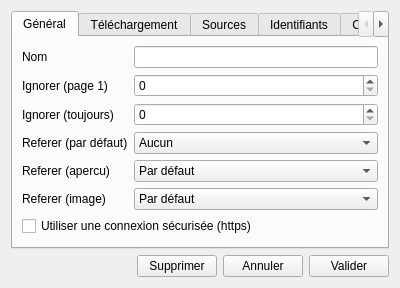
The window that ui/sourcessettingswindow.ui (Bionus/imgbrd-grabber) describes before a commit, drawn with Qt 5.
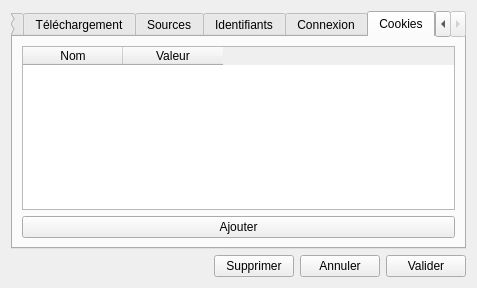
The same window after the commit. The open tabs and pages were chosen to show the change. Icons and pictures are not drawn.

Commit message: Add source cookie management

What changed in the file:
```diff
--- a/ui/sourcessettingswindow.ui
+++ b/ui/sourcessettingswindow.ui
@@ -6,7 +6,7 @@
    <rect>
     <x>0</x>
     <y>0</y>
-    <width>400</width>
+    <width>477</width>
     <height>272</height>
    </rect>
   </property>
@@ -582,6 +582,34 @@
        </item>
       </layout>
      </widget>
+     <widget class="QWidget" name="tabCookies">
+      <attribute name="title">
+       <string>Cookies</string>
+      </attribute>
+      <layout class="QFormLayout" name="formLayout_8">
+       <item row="0" column="0" colspan="2">
+        <widget class="QTableWidget" name="tableCookies">
+         <column>
+          <property name="text">
+           <string>Nom</string>
+          </property>
+         </column>
+         <column>
+          <property name="text">
+           <string>Valeur</string>
+          </property>
+         </column>
+        </widget>
+       </item>
+       <item row="1" column="0" colspan="2">
+        <widget class="QPushButton" name="pushButton">
+         <property name="text">
+          <string>Ajouter</string>
+         </property>
+        </widget>
+       </item>
+      </layout>
+     </widget>
     </widget>
    </item>
    <item>
```
Left out of the diff: 45 changed lines with no effect on the pictures. The commit also changes 9 other files.
